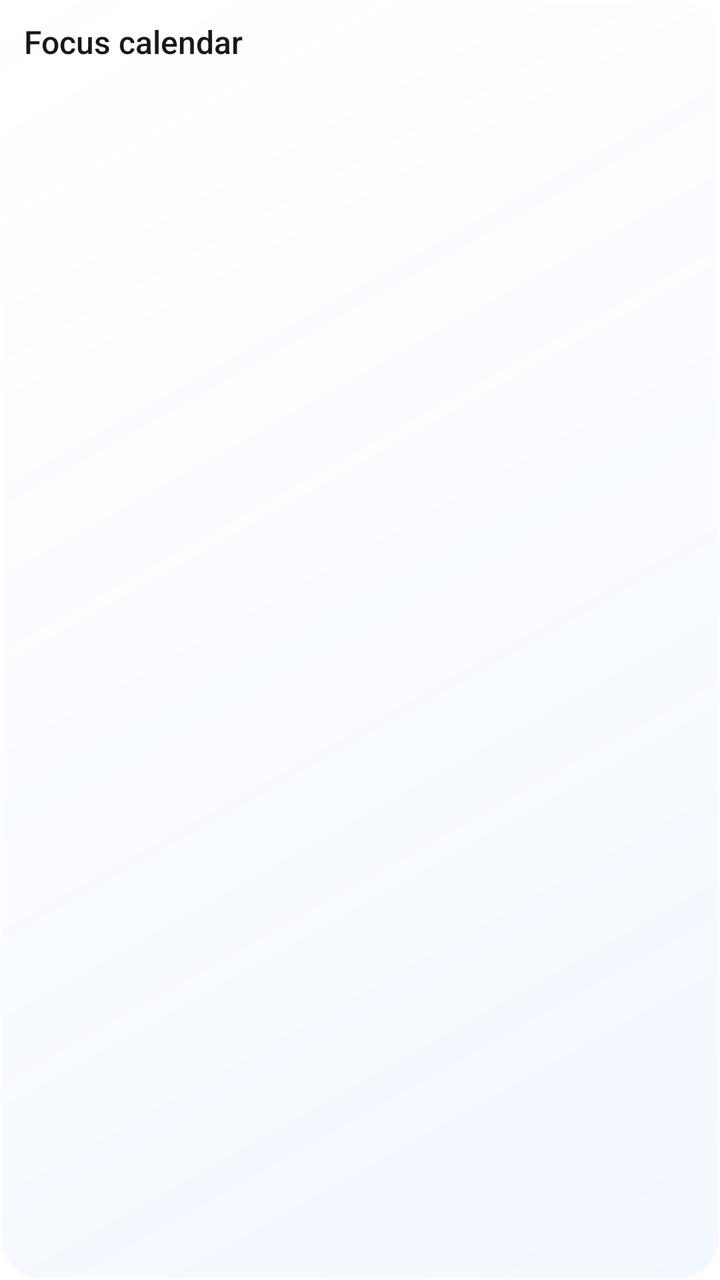
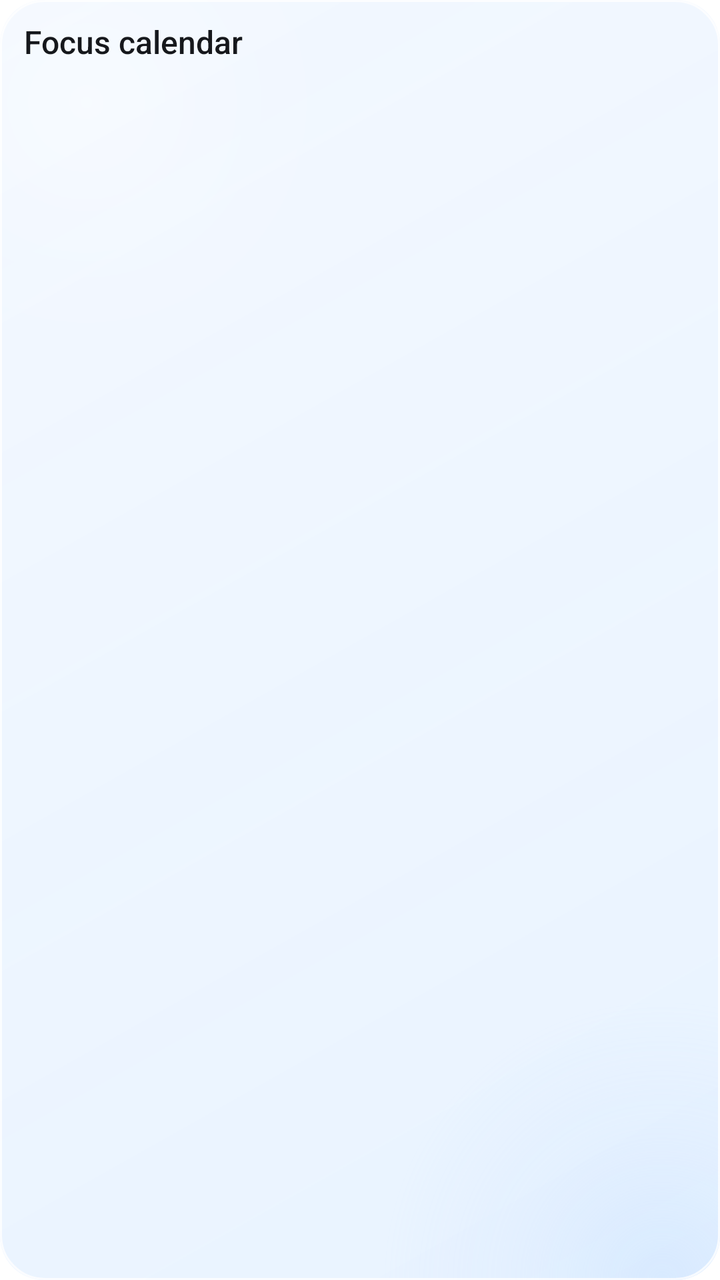

Screens rendered from an Android XML layout before and after an edit, with the pre-edit source and the edit as a unified diff.
<!-- AndroidManifest.xml: application theme Theme.Pomodoro -->
<!-- res/layout/focus_calendar_widget.xml -->
<LinearLayout xmlns:android="http://schemas.android.com/apk/res/android"
    android:id="@+id/widget_root"
    android:layout_width="match_parent"
    android:layout_height="match_parent"
    android:background="@drawable/widget_background"
    android:orientation="vertical"
    android:padding="12dp">

    <TextView
        android:id="@+id/calendar_widget_month"
        android:layout_width="match_parent"
        android:layout_height="wrap_content"
        android:fontFamily="sans-serif-medium"
        android:includeFontPadding="false"
        android:maxLines="1"
        android:text="@string/widget_focus_calendar"
        android:textColor="@color/widget_text"
        android:textSize="16sp" />

    <LinearLayout
        android:id="@+id/calendar_widget_grid"
        android:layout_width="match_parent"
        android:layout_height="0dp"
        android:layout_marginTop="6dp"
        android:layout_weight="1"
        android:orientation="vertical" />
</LinearLayout>
<!-- resources referenced by this layout -->
<resources>
  <color name="widget_text">#16181C</color>
  <!-- drawable widget_background (drawable) -->
  <shape xmlns:android="http://schemas.android.com/apk/res/android">
      <gradient
          android:angle="315"
          android:startColor="@color/widget_glass_start"
          android:endColor="@color/widget_glass_end" />
      <stroke
          android:width="1dp"
          android:color="@color/widget_glass_edge" />
      <corners android:radius="20dp" />
  </shape>
  <string name="widget_focus_calendar">Focus calendar</string>
  <style name="Theme.Pomodoro" parent="android:Theme.Material.Light.NoActionBar">
          <item name="android:windowBackground">@android:color/white</item>
          <item name="android:statusBarColor">@android:color/transparent</item>
          <item name="android:navigationBarColor">@android:color/transparent</item>
      </style>
  <color name="widget_glass_start">#D8FFFFFF</color>
  <color name="widget_glass_end">#EBF2F7FF</color>
  <color name="widget_glass_edge">#A6FFFFFF</color>
</resources>

<!-- the commit's change to res/layout/focus_calendar_widget.xml (unified diff, before → after) -->
@@ -1,5 +1,5 @@
 <LinearLayout xmlns:android="http://schemas.android.com/apk/res/android"
-    android:id="@+id/widget_root"
+    android:id="@android:id/background"
     android:layout_width="match_parent"
     android:layout_height="match_parent"
     android:background="@drawable/widget_background"
<!-- resource entries referenced after the edit -->
@@ -2,24 +2,64 @@
 <resources>
   <color name="widget_text">#16181C</color>
   <!-- drawable widget_background (drawable) -->
-  <shape xmlns:android="http://schemas.android.com/apk/res/android">
-      <gradient
-          android:angle="315"
-          android:startColor="@color/widget_glass_start"
-          android:endColor="@color/widget_glass_end" />
-      <stroke
-          android:width="1dp"
-          android:color="@color/widget_glass_edge" />
-      <corners android:radius="20dp" />
-  </shape>
+  <layer-list xmlns:android="http://schemas.android.com/apk/res/android">
+      <item>
+          <shape>
+              <gradient
+                  android:angle="315"
+                  android:startColor="@color/widget_glass_start"
+                  android:endColor="@color/widget_glass_end" />
+              <corners android:radius="22dp" />
+          </shape>
+      </item>
+      <item>
+          <shape>
+              <gradient
+                  android:type="radial"
+                  android:centerX="0.12"
+                  android:centerY="0.08"
+                  android:gradientRadius="144dp"
+                  android:startColor="@color/widget_glass_highlight"
+                  android:centerColor="@color/widget_glass_highlight_fade"
+                  android:endColor="@android:color/transparent" />
+              <corners android:radius="22dp" />
+          </shape>
+      </item>
+      <item>
+          <shape>
+              <gradient
+                  android:type="radial"
+                  android:centerX="0.92"
+                  android:centerY="1.0"
+                  android:gradientRadius="140dp"
+                  android:startColor="@color/widget_glass_cool"
+                  android:centerColor="@color/widget_glass_cool_fade"
+                  android:endColor="@android:color/transparent" />
+              <corners android:radius="22dp" />
+          </shape>
+      </item>
+      <item>
+          <shape>
+              <solid android:color="@android:color/transparent" />
+              <stroke
+                  android:width="1dp"
+                  android:color="@color/widget_glass_edge" />
+              <corners android:radius="22dp" />
+          </shape>
+      </item>
+  </layer-list>
   <string name="widget_focus_calendar">Focus calendar</string>
   <style name="Theme.Pomodoro" parent="android:Theme.Material.Light.NoActionBar">
           <item name="android:windowBackground">@android:color/white</item>
           <item name="android:statusBarColor">@android:color/transparent</item>
           <item name="android:navigationBarColor">@android:color/transparent</item>
       </style>
-  <color name="widget_glass_start">#D8FFFFFF</color>
-  <color name="widget_glass_end">#EBF2F7FF</color>
-  <color name="widget_glass_edge">#A6FFFFFF</color>
+  <color name="widget_glass_start">#BFEFF6FF</color>
+  <color name="widget_glass_end">#CCE3F0FF</color>
+  <color name="widget_glass_highlight">#62FFFFFF</color>
+  <color name="widget_glass_highlight_fade">#23FFFFFF</color>
+  <color name="widget_glass_cool">#54B5D7FF</color>
+  <color name="widget_glass_cool_fade">#1DB5D7FF</color>
+  <color name="widget_glass_edge">#C9FFFFFF</color>
 </resources>
 
